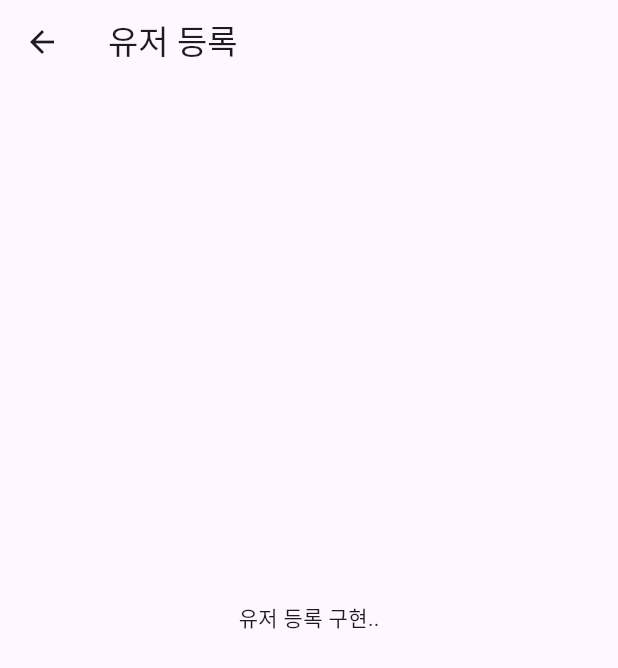
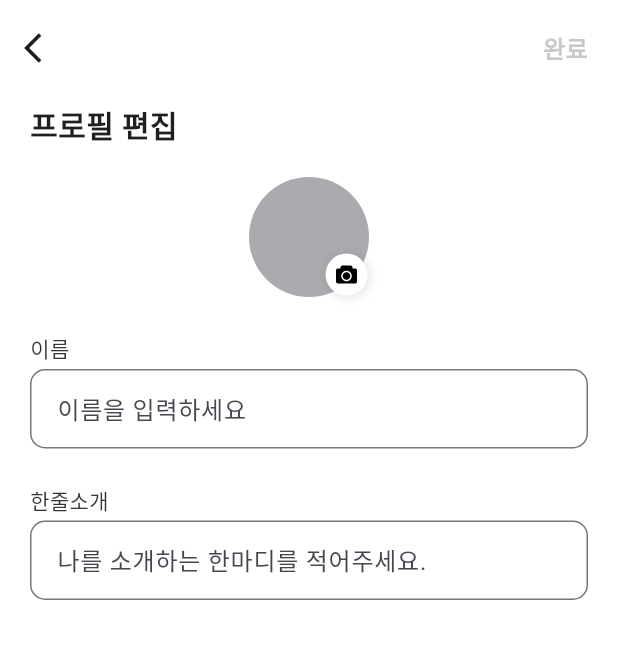
Before and after one commit to velmash/meong_g, a Flutter app: the UserRegisterView screen opened by its route, on a phone screen of 412 x 824 dp. Shown: the top 668 px of the screen. Run offline on Flutter 3.47's test engine with Material 3 defaults, Android fonts, the phone set to English and light mode, and no system bars; our stand-ins replace flutter_riverpod, geolocator; missing offline and left inert: kakao_flutter_sdk_user; network calls fail; Roboto replaces fonts that are missing (Pretendard).

Commit message:
:wrench: 유저 등록 페이지 구현중

```diff
--- a/lib/core/data/dto/user_info_dto.dart
+++ b/lib/core/data/dto/user_info_dto.dart
@@ -1,5 +1,6 @@
 import 'package:meong_g/core/data/dto/response_error.dart';
 import 'package:meong_g/core/domain/entities/user_info.dart';
+import 'package:meong_g/core/domain/entities/auth_type.dart';
 
 class UserInfoDto {
   final String? result;
@@ -27,7 +28,7 @@ class UserInfoDto {
       nickname: data!.nickname,
       introduction: data!.introduction,
       profileImageFileName: data!.profileImageFileName,
-      authType: data!.authType ?? '',
+      authType: AuthType.fromString(data!.authType),
     );
   }
 }
--- /dev/null
+++ b/lib/core/domain/entities/auth_type.dart
@@ -0,0 +1,28 @@
+enum AuthType {
+  kakao('KAKAO'),
+  naver('NAVER');
+
+  const AuthType(this.value);
+
+  final String value;
+
+  String get displayText {
+    switch (this) {
+      case AuthType.kakao:
+        return '카카오로 로그인';
+      case AuthType.naver:
+        return '네이버로 로그인';
+    }
+  }
+
+  static AuthType? fromString(String? value) {
+    if (value == null) return null;
+
+    for (AuthType type in AuthType.values) {
+      if (type.value == value) {
+        return type;
+      }
+    }
+    return null;
+  }
+}
--- a/lib/core/domain/entities/user_info.dart
+++ b/lib/core/domain/entities/user_info.dart
@@ -1,8 +1,10 @@
+import 'auth_type.dart';
+
 class UserInfo {
   final String? nickname;
   final String? introduction;
   final String? profileImageFileName;
-  final String? authType;
+  final AuthType? authType;
 
   UserInfo({
     required this.nickname,
@@ -16,7 +18,7 @@ class UserInfo {
       nickname: json['nickname'] as String?,
       introduction: json['introduction'] as String?,
       profileImageFileName: json['profileImageFileName'] as String?,
-      authType: json['authType'] as String?,
+      authType: AuthType.fromString(json['authType'] as String?),
     );
   }
 }
--- a/lib/core/theme/app_styles.dart
+++ b/lib/core/theme/app_styles.dart
@@ -10,6 +10,7 @@ class AppStyles {
   static const Color primary = Color(0xFF5233FB);
   static const Color primary100 = Color(0xFFE1DFFF);
   static const Color primary700 = Color(0xFF2E09D6);
+  static const Color primary500 = Color(0xFF5233FB);
   static const Color primary400 = Color(0xFF6748FF);
 
   static const Color gray900 = Color(0xFF1F1E21);
@@ -18,6 +19,7 @@ class AppStyles {
   static const Color gray400 = Color(0xFF939397);
   static const Color gray300 = Color(0xFFABABAF);
   static const Color gray200 = Color(0xFFD2D2D6);
+  static const Color gray100 = Color(0xFFE6E6EB);
   static const Color gray50 = Color(0xFFEFEFF4);
 
   static const Color kakaoColor = Color(0xFFFFE812);
--- a/lib/presentations/my_page/my_page_view.dart
+++ b/lib/presentations/my_page/my_page_view.dart
@@ -45,7 +45,7 @@ class _MyPageViewState extends ConsumerState<MyPageView> {
               UserProfileCardView(
                 nickname: state.userInfo?.nickname,
                 introduction: state.userInfo?.introduction,
-                onEditTap: () => Navigator.of(context).pushNamed('/user-register'),
+                onEditTap: () => viewModel.navigateToUserRegister(context),
               ),
 
             const SizedBox(height: 28),
--- /dev/null
+++ b/lib/presentations/user_register/models/user_register_state.dart
@@ -0,0 +1,67 @@
+import 'package:meong_g/core/domain/entities/user_info.dart';
+
+class UserRegisterState {
+  final bool isLoading;
+  final String errorMessage;
+  final UserInfo? userInfo;
+  final String name;
+  final String introduction;
+  final String? profileImagePath;
+
+  const UserRegisterState({
+    this.isLoading = false,
+    this.errorMessage = '',
+    this.userInfo,
+    this.name = '',
+    this.introduction = '',
+    this.profileImagePath,
+  });
+
+  UserRegisterState copyWith({
+    bool? isLoading,
+    String? errorMessage,
+    UserInfo? userInfo,
+    String? name,
+    String? introduction,
+    String? profileImagePath,
+  }) {
+    return UserRegisterState(
+      isLoading: isLoading ?? this.isLoading,
+      errorMessage: errorMessage ?? this.errorMessage,
+      userInfo: userInfo ?? this.userInfo,
+      name: name ?? this.name,
+      introduction: introduction ?? this.introduction,
+      profileImagePath: profileImagePath ?? this.profileImagePath,
+    );
+  }
+
+  String get authTypeDisplayText {
+    return userInfo?.authType?.displayText ?? '';
+  }
+
+  bool get hasChanges {
+    if (userInfo == null) return name.isNotEmpty || introduction.isNotEmpty;
+    return name != (userInfo?.nickname ?? '') || introduction != (userInfo?.introduction ?? '');
+  }
+
+  bool get isValid {
+    return name.trim().isNotEmpty;
+  }
+
+  @override
+  bool operator ==(Object other) {
+    if (identical(this, other)) return true;
+    return other is UserRegisterState &&
+        other.isLoading == isLoading &&
+        other.errorMessage == errorMessage &&
+        other.userInfo == userInfo &&
+        other.name == name &&
+        other.introduction == introduction &&
+        other.profileImagePath == profileImagePath;
+  }
+
+  @override
+  int get hashCode {
+    return Object.hash(isLoading, errorMessage, userInfo, name, introduction, profileImagePath);
+  }
+}
--- a/lib/presentations/user_register/user_register_view.dart
+++ b/lib/presentations/user_register/user_register_view.dart
@@ -1,14 +1,183 @@
 import 'package:flutter/material.dart';
+import 'package:flutter_riverpod/flutter_riverpod.dart';
+import 'package:meong_g/core/theme/app_styles.dart';
+import 'package:meong_g/core/domain/entities/user_info.dart';
+import 'package:meong_g/core/theme/m_toast.dart';
 
-class UserRegisterView extends StatelessWidget {
-  const UserRegisterView({super.key});
+import 'user_register_viewmodel.dart';
+import 'widgets/profile_image_widget.dart';
+import 'widgets/custom_text_field.dart';
+import 'widgets/user_register_app_bar.dart';
+
+class UserRegisterView extends ConsumerStatefulWidget {
+  final UserInfo? userInfo;
+
+  const UserRegisterView({super.key, this.userInfo});
+
+  @override
+  ConsumerState<UserRegisterView> createState() => _UserRegisterViewState();
+}
+
+class _UserRegisterViewState extends ConsumerState<UserRegisterView> {
+  late final TextEditingController nameController;
+  late final TextEditingController introductionController;
+
+  @override
+  void initState() {
+    super.initState();
+    nameController = TextEditingController(text: widget.userInfo?.nickname ?? '');
+    introductionController = TextEditingController(text: widget.userInfo?.introduction ?? '');
+  }
+
+  @override
+  void dispose() {
+    nameController.dispose();
+    introductionController.dispose();
+    super.dispose();
+  }
 
   @override
   Widget build(BuildContext context) {
+    final state = ref.watch(userRegisterViewModelProvider(widget.userInfo));
+    final viewModel = ref.read(userRegisterViewModelProvider(widget.userInfo).notifier);
+
+    // 에러 메시지가 있을 때 스낵바 표시
+    ref.listen(userRegisterViewModelProvider(widget.userInfo), (previous, next) {
+      if (next.errorMessage.isNotEmpty && previous?.errorMessage != next.errorMessage) {
+        ScaffoldMessenger.of(context).showSnackBar(
+          SnackBar(
+            content: Text(next.errorMessage),
+            backgroundColor: Colors.red,
+            action: SnackBarAction(
+              label: '확인',
+              textColor: Colors.white,
+              onPressed: () => viewModel.clearError(),
+            ),
+          ),
+        );
+      }
+    });
+
     return Scaffold(
-      extendBodyBehindAppBar: true,
-      appBar: AppBar(title: Text("유저 등록")),
-      body: Center(child: Text("유저 등록 구현..")),
+      backgroundColor: Colors.white,
+      appBar: UserRegisterAppBar(
+        isLoading: state.isLoading,
+        isValid: state.isValid,
+        onComplete: () async {
+          await viewModel.saveUserProfile();
+          if (context.mounted && !state.isLoading && state.errorMessage.isEmpty) {
+            Navigator.of(context).pop();
+          }
+        },
+      ),
+      body: SafeArea(
+        child: SingleChildScrollView(
+          padding: const EdgeInsets.symmetric(horizontal: 20),
+          child: Column(
+            crossAxisAlignment: CrossAxisAlignment.start,
+            children: [
+              const SizedBox(height: 4),
+              const Text(
+                "프로필 편집",
+                style: TextStyle(
+                  color: AppStyles.gray900,
+                  fontSize: 20,
+                  fontWeight: FontWeight.w700,
+                ),
+              ),
+              const SizedBox(height: 20),
+              _buildProfileSection(viewModel, state),
+              const SizedBox(height: 24),
+              _buildFormSection(viewModel),
+              const SizedBox(height: 24),
+              _buildAuthTypeSection(state),
+            ],
+          ),
+        ),
+      ),
+    );
+  }
+
+  Widget _buildProfileSection(UserRegisterViewModel viewModel, state) {
+    return Center(
+      child: ProfileImageWidget(
+        imagePath: state.profileImagePath ?? state.userInfo?.profileImageFileName,
+        onTap: () => _showImagePickerOptions(viewModel),
+      ),
+    );
+  }
+
+  Widget _buildFormSection(UserRegisterViewModel viewModel) {
+    return Column(
+      children: [
+        CustomTextField(
+          label: "이름",
+          hintText: "이름을 입력하세요",
+          controller: nameController,
+          onChanged: viewModel.updateName,
+        ),
+        const SizedBox(height: 24),
+        CustomTextField(
+          label: "한줄소개",
+          hintText: "나를 소개하는 한마디를 적어주세요.",
+          controller: introductionController,
+          onChanged: viewModel.updateIntroduction,
+        ),
+      ],
+    );
+  }
+
+  Widget _buildAuthTypeSection(state) {
+    if (state.authTypeDisplayText.isEmpty) return const SizedBox.shrink();
+
+    return Text(
+      state.authTypeDisplayText,
+      style: const TextStyle(
+        color: AppStyles.gray400,
+        fontSize: 14,
+        fontWeight: FontWeight.w500,
+      ),
+    );
+  }
+
+  void _showImagePickerOptions(UserRegisterViewModel viewModel) {
+    final state = ref.read(userRegisterViewModelProvider(widget.userInfo));
+    showModalBottomSheet(
+      context: context,
+      shape: const RoundedRectangleBorder(
+        borderRadius: BorderRadius.vertical(top: Radius.circular(16)),
+      ),
+      builder: (context) => SafeArea(
+        child: Wrap(
+          children: [
+            ListTile(
+              leading: const Icon(Icons.photo_library),
+              title: const Text('갤러리에서 선택'),
+              onTap: () {
+                Navigator.pop(context);
+                Mtoast.show(context, "갤러리 선택 구현 예정");
+              },
+            ),
+            ListTile(
+              leading: const Icon(Icons.photo_camera),
+              title: const Text('카메라로 촬영'),
+              onTap: () {
+                Navigator.pop(context);
+                Mtoast.show(context, "카메라 촬영 구현 예정");
+              },
+            ),
+            if (state.profileImagePath != null || state.userInfo?.profileImageFileName != null)
+              ListTile(
+                leading: const Icon(Icons.delete, color: Colors.red),
+                title: const Text('사진 삭제', style: TextStyle(color: Colors.red)),
+                onTap: () {
+                  Navigator.pop(context);
+                  viewModel.updateProfileImage(null);
+                },
+              ),
+          ],
+        ),
+      ),
     );
   }
 }
--- /dev/null
+++ b/lib/presentations/user_register/user_register_viewmodel.dart
@@ -0,0 +1,71 @@
+import 'package:flutter_riverpod/flutter_riverpod.dart';
+import 'package:meong_g/core/domain/entities/user_info.dart';
+import 'package:meong_g/core/domain/usecases/user_usecase.dart';
+import 'package:meong_g/core/data/repositories/user_repository_impl.dart';
+import 'models/user_register_state.dart';
+
+class UserRegisterViewModel extends StateNotifier<UserRegisterState> {
+  final UserUsecase _userUsecase = UserUsecase(UserRepositoryImpl());
+
+  UserRegisterViewModel({UserInfo? initialUserInfo})
+    : super(
+        UserRegisterState(
+          userInfo: initialUserInfo,
+          name: initialUserInfo?.nickname ?? '',
+          introduction: initialUserInfo?.introduction ?? '',
+        ),
+      );
+
+  void updateName(String name) {
+    state = state.copyWith(name: name);
+  }
+
+  void updateIntroduction(String introduction) {
+    state = state.copyWith(introduction: introduction);
+  }
+
+  void updateProfileImage(String? imagePath) {
+    state = state.copyWith(profileImagePath: imagePath);
+  }
+
+  Future<void> saveUserProfile() async {
+    if (!state.isValid) {
+      state = state.copyWith(errorMessage: '이름을 입력해주세요.');
+      return;
+    }
+
+    state = state.copyWith(isLoading: true, errorMessage: '');
+
+    try {
+      // TODO: 실제 유저 정보 업데이트 API 호출
+      await Future.delayed(const Duration(milliseconds: 500));
+
+      final updatedUserInfo = UserInfo(
+        nickname: state.name,
+        introduction: state.introduction,
+        profileImageFileName: state.profileImagePath ?? state.userInfo?.profileImageFileName,
+        authType: state.userInfo?.authType,
+      );
+
+      state = state.copyWith(isLoading: false, userInfo: updatedUserInfo);
+    } catch (e) {
+      state = state.copyWith(isLoading: false, errorMessage: '프로필 저장에 실패했습니다: $e');
+    }
+  }
+
+  void clearError() {
+    state = state.copyWith(errorMessage: '');
+  }
+
+  void reset() {
+    state = UserRegisterState(
+      userInfo: state.userInfo,
+      name: state.userInfo?.nickname ?? '',
+      introduction: state.userInfo?.introduction ?? '',
+    );
+  }
+}
+
+final userRegisterViewModelProvider = StateNotifierProvider.family<UserRegisterViewModel, UserRegisterState, UserInfo?>(
+  (ref, initialUserInfo) => UserRegisterViewModel(initialUserInfo: initialUserInfo),
+);
--- /dev/null
+++ b/lib/presentations/user_register/widgets/custom_text_field.dart
@@ -0,0 +1,80 @@
+import 'package:flutter/material.dart';
+import 'package:meong_g/core/theme/app_styles.dart';
+
+class CustomTextField extends StatelessWidget {
+  final String label;
+  final String hintText;
+  final TextEditingController controller;
+  final ValueChanged<String>? onChanged;
+  final int maxLines;
+  final bool enabled;
+
+  const CustomTextField({
+    super.key,
+    required this.label,
+    required this.hintText,
+    required this.controller,
+    this.onChanged,
+    this.maxLines = 1,
+    this.enabled = true,
+  });
+
+  @override
+  Widget build(BuildContext context) {
+    return Column(
+      crossAxisAlignment: CrossAxisAlignment.start,
+      children: [
+        Text(
+          label,
+          style: const TextStyle(
+            color: AppStyles.gray800,
+            fontSize: 14,
+            fontWeight: FontWeight.w500,
+          ),
+        ),
+        const SizedBox(height: 4),
+        TextField(
+          controller: controller,
+          onChanged: onChanged,
+          maxLines: maxLines,
+          enabled: enabled,
+          decoration: InputDecoration(
+            hintText: hintText,
+            contentPadding: const EdgeInsets.symmetric(
+              horizontal: 14,
+              vertical: 14,
+            ),
+            border: OutlineInputBorder(
+              borderRadius: BorderRadius.circular(10),
+              borderSide: const BorderSide(
+                color: AppStyles.gray100,
+                width: 1,
+              ),
+            ),
+            focusedBorder: OutlineInputBorder(
+              borderRadius: BorderRadius.circular(10),
+              borderSide: const BorderSide(
+                color: AppStyles.primary500,
+                width: 1,
+              ),
+            ),
+            errorBorder: OutlineInputBorder(
+              borderRadius: BorderRadius.circular(10),
+              borderSide: const BorderSide(
+                color: Colors.red,
+                width: 1,
+              ),
+            ),
+            disabledBorder: OutlineInputBorder(
+              borderRadius: BorderRadius.circular(10),
+              borderSide: const BorderSide(
+                color: AppStyles.gray200,
+                width: 1,
+              ),
+            ),
+          ),
+        ),
+      ],
+    );
+  }
+}
--- /dev/null
+++ b/lib/presentations/user_register/widgets/profile_image_widget.dart
@@ -0,0 +1,85 @@
+import 'package:flutter/material.dart';
+import 'package:meong_g/core/theme/app_styles.dart';
+import 'package:meong_g/core/theme/m_toast.dart';
+
+class ProfileImageWidget extends StatelessWidget {
+  final String? imagePath;
+  final VoidCallback onTap;
+
+  const ProfileImageWidget({
+    super.key,
+    this.imagePath,
+    required this.onTap,
+  });
+
+  @override
+  Widget build(BuildContext context) {
+    return GestureDetector(
+      onTap: onTap,
+      child: Stack(
+        children: [
+          Container(
+            width: 80,
+            height: 80,
+            decoration: BoxDecoration(
+              shape: BoxShape.circle,
+              color: AppStyles.gray300,
+            ),
+            child: imagePath != null
+                ? ClipOval(
+                    child: Image.network(
+                      imagePath!,
+                      width: 80,
+                      height: 80,
+                      fit: BoxFit.cover,
+                      errorBuilder: (context, error, stackTrace) {
+                        return Container(
+                          width: 80,
+                          height: 80,
+                          decoration: BoxDecoration(
+                            shape: BoxShape.circle,
+                            color: AppStyles.gray300,
+                          ),
+                        );
+                      },
+                    ),
+                  )
+                : null,
+          ),
+          Positioned(
+            right: 1,
+            bottom: 1,
+            child: Stack(
+              alignment: Alignment.center,
+              children: [
+                Container(
+                  width: 28,
+                  height: 28,
+                  decoration: BoxDecoration(
+                    shape: BoxShape.circle,
+                    color: Colors.white,
+                    boxShadow: [
+                      BoxShadow(
+                        color: Colors.black.withOpacity(0.12),
+                        offset: const Offset(1, 1),
+                        blurRadius: 6,
+                        spreadRadius: 0,
+                      ),
+                    ],
+                  ),
+                ),
+                Center(
+                  child: Image.asset(
+                    'assets/img/ic_camera.png',
+                    width: 18,
+                    height: 18,
+                  ),
+                ),
+              ],
+            ),
+          ),
+        ],
+      ),
+    );
+  }
+}
--- /dev/null
+++ b/lib/presentations/user_register/widgets/user_register_app_bar.dart
@@ -0,0 +1,59 @@
+import 'package:flutter/material.dart';
+import 'package:meong_g/core/theme/app_styles.dart';
+
+class UserRegisterAppBar extends StatelessWidget implements PreferredSizeWidget {
+  final VoidCallback onComplete;
+  final bool isLoading;
+  final bool isValid;
+
+  const UserRegisterAppBar({
+    super.key,
+    required this.onComplete,
+    this.isLoading = false,
+    this.isValid = true,
+  });
+
+  @override
+  Widget build(BuildContext context) {
+    return AppBar(
+      backgroundColor: Colors.white,
+      toolbarHeight: 64,
+      leading: IconButton(
+        icon: const Icon(Icons.arrow_back_ios),
+        onPressed: isLoading ? null : () => Navigator.of(context).pop(),
+      ),
+      actions: [
+        Padding(
+          padding: const EdgeInsets.all(20.0),
+          child: GestureDetector(
+            onTap: (isLoading || !isValid) ? null : onComplete,
+            child: AnimatedOpacity(
+              opacity: (isLoading || !isValid) ? 0.5 : 1.0,
+              duration: const Duration(milliseconds: 200),
+              child: isLoading
+                  ? const SizedBox(
+                      width: 20,
+                      height: 20,
+                      child: CircularProgressIndicator(
+                        strokeWidth: 2,
+                        color: AppStyles.primary500,
+                      ),
+                    )
+                  : Text(
+                      "완료",
+                      style: TextStyle(
+                        color: isValid ? AppStyles.primary500 : AppStyles.gray400,
+                        fontSize: 16,
+                        fontWeight: FontWeight.w600,
+                      ),
+                    ),
+            ),
+          ),
+        ),
+      ],
+    );
+  }
+
+  @override
+  Size get preferredSize => const Size.fromHeight(64);
+}
```
Also changed, not shown: lib/presentations/my_page/my_page_viewmodel.dart (+10 -0 lines), assets/img/ic_camera.png (added).
